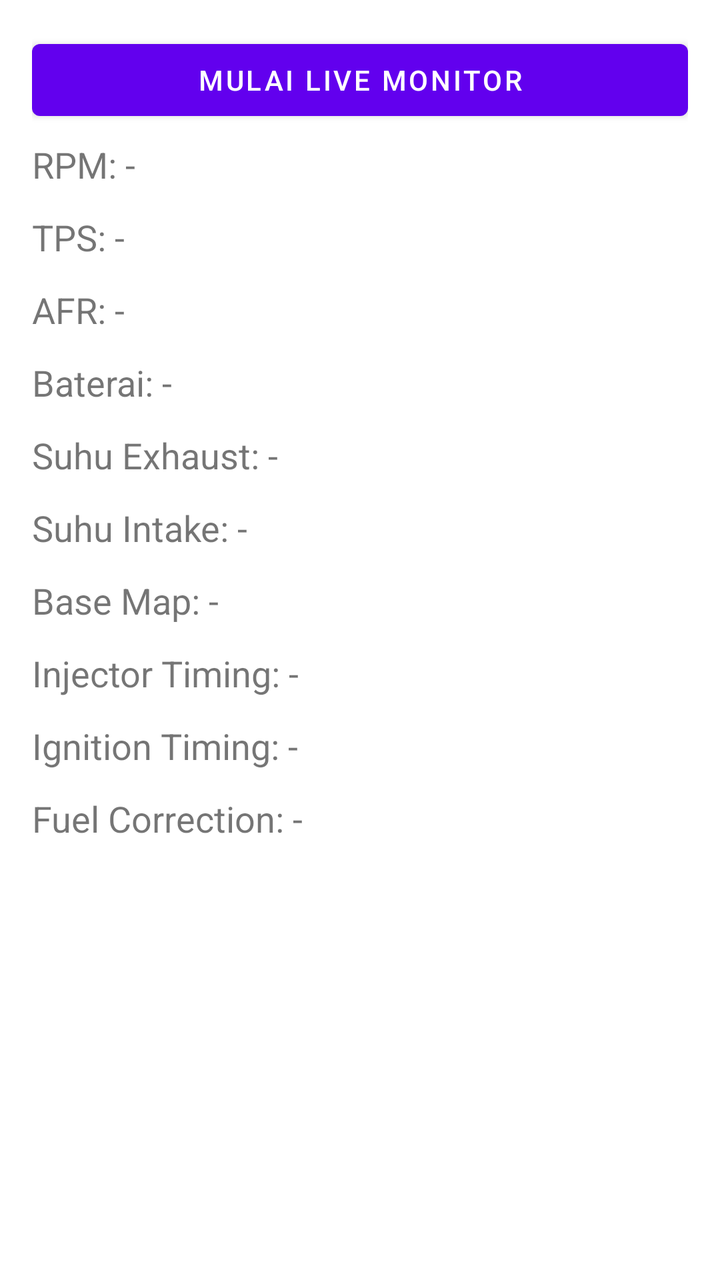
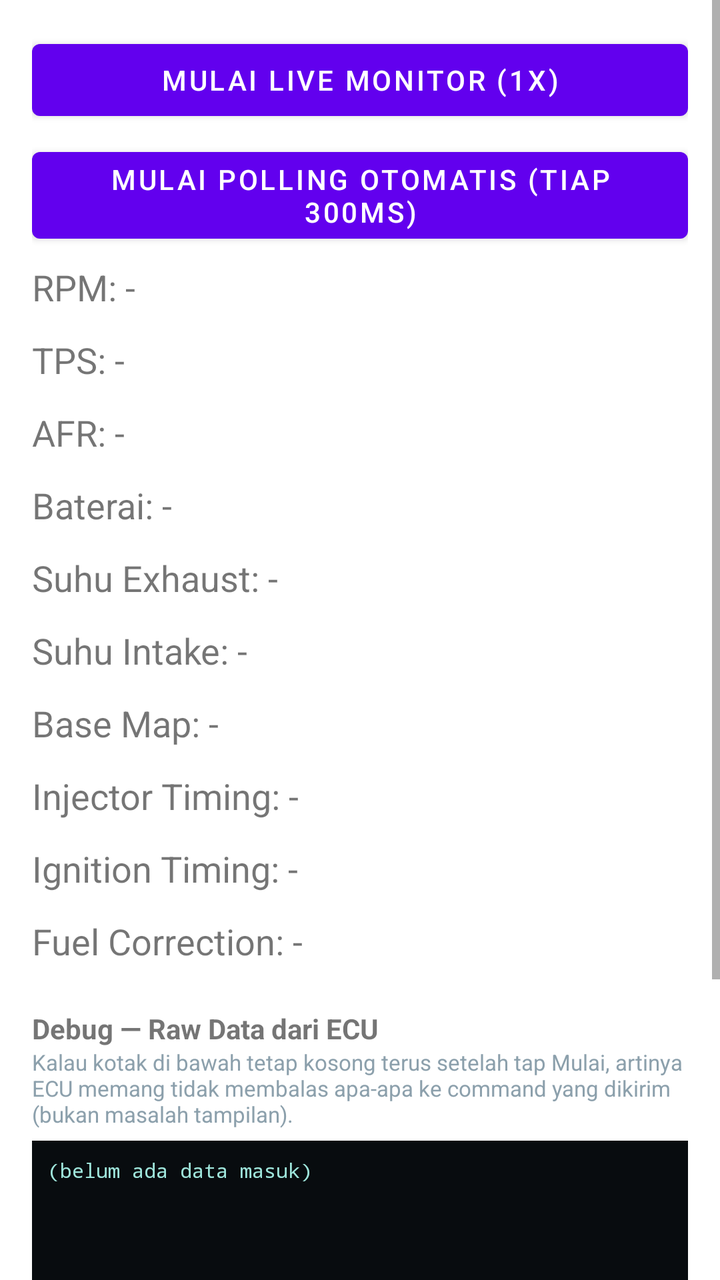

Two renders of the same Android screen: before a commit and after it. Below are the layout's source before the change and the commit's diff.
<!-- AndroidManifest.xml: application theme Theme.SimpleJukenTuner -->
<!-- res/layout/fragment_dashboard.xml -->
<?xml version="1.0" encoding="utf-8"?>
<ScrollView xmlns:android="http://schemas.android.com/apk/res/android"
    android:layout_width="match_parent"
    android:layout_height="match_parent">

<LinearLayout
    android:orientation="vertical"
    android:layout_width="match_parent"
    android:layout_height="wrap_content"
    android:padding="16dp">

    <Button
        android:id="@+id/startLiveButton"
        android:layout_width="match_parent"
        android:layout_height="wrap_content"
        android:text="Mulai Live Monitor" />

    <TextView android:id="@+id/rpmValue" style="@style/DashValue" android:text="RPM: -" />
    <TextView android:id="@+id/tpsValue" style="@style/DashValue" android:text="TPS: -" />
    <TextView android:id="@+id/afrValue" style="@style/DashValue" android:text="AFR: -" />
    <TextView android:id="@+id/batValue" style="@style/DashValue" android:text="Baterai: -" />
    <TextView android:id="@+id/eotValue" style="@style/DashValue" android:text="Suhu Exhaust: -" />
    <TextView android:id="@+id/iatValue" style="@style/DashValue" android:text="Suhu Intake: -" />
    <TextView android:id="@+id/baseValue" style="@style/DashValue" android:text="Base Map: -" />
    <TextView android:id="@+id/injValue" style="@style/DashValue" android:text="Injector Timing: -" />
    <TextView android:id="@+id/ignValue" style="@style/DashValue" android:text="Ignition Timing: -" />
    <TextView android:id="@+id/fcorrValue" style="@style/DashValue" android:text="Fuel Correction: -" />

</LinearLayout>
</ScrollView>
<!-- resources referenced by this layout -->
<resources>
  <style name="DashValue">
          <item name="android:layout_width">match_parent</item>
          <item name="android:layout_height">wrap_content</item>
          <item name="android:textSize">18sp</item>
          <item name="android:paddingTop">6dp</item>
          <item name="android:paddingBottom">6dp</item>
      </style>
  <style name="Theme.SimpleJukenTuner" parent="Theme.MaterialComponents.DayNight.NoActionBar" />
</resources>

<!-- the commit's change to res/layout/fragment_dashboard.xml (unified diff, before → after) -->
@@ -13,7 +13,14 @@
         android:id="@+id/startLiveButton"
         android:layout_width="match_parent"
         android:layout_height="wrap_content"
-        android:text="Mulai Live Monitor" />
+        android:text="Mulai Live Monitor (1x)" />
+
+    <Button
+        android:id="@+id/pollLiveButton"
+        android:layout_width="match_parent"
+        android:layout_height="wrap_content"
+        android:layout_marginTop="6dp"
+        android:text="Mulai Polling Otomatis (tiap 300ms)" />
 
     <TextView android:id="@+id/rpmValue" style="@style/DashValue" android:text="RPM: -" />
     <TextView android:id="@+id/tpsValue" style="@style/DashValue" android:text="TPS: -" />
@@ -26,5 +33,54 @@
     <TextView android:id="@+id/ignValue" style="@style/DashValue" android:text="Ignition Timing: -" />
     <TextView android:id="@+id/fcorrValue" style="@style/DashValue" android:text="Fuel Correction: -" />
 
+    <TextView
+        android:layout_width="match_parent"
+        android:layout_height="wrap_content"
+        android:layout_marginTop="16dp"
+        android:text="Debug — Raw Data dari ECU"
+        android:textStyle="bold" />
+    <TextView
+        android:layout_width="match_parent"
+        android:layout_height="wrap_content"
+        android:textSize="11sp"
+        android:textColor="#8CA0AC"
+        android:paddingBottom="6dp"
+        android:text="Kalau kotak di bawah tetap kosong terus setelah tap Mulai, artinya ECU memang tidak membalas apa-apa ke command yang dikirim (bukan masalah tampilan)." />
+
+    <ScrollView
+        android:layout_width="match_parent"
+        android:layout_height="180dp"
+        android:background="#080C0F">
+        <TextView
+            android:id="@+id/rawLogText"
+            android:layout_width="match_parent"
+            android:layout_height="wrap_content"
+            android:fontFamily="monospace"
+            android:textSize="10sp"
+            android:textColor="#9FE6DC"
+            android:padding="8dp"
+            android:text="(belum ada data masuk)" />
+    </ScrollView>
+
+    <LinearLayout
+        android:layout_width="match_parent"
+        android:layout_height="wrap_content"
+        android:orientation="horizontal"
+        android:layout_marginTop="8dp">
+
+        <EditText
+            android:id="@+id/rawCommandInput"
+            android:layout_width="0dp"
+            android:layout_height="wrap_content"
+            android:layout_weight="1"
+            android:hint="Ketik command manual, mis. 1609" />
+
+        <Button
+            android:id="@+id/sendRawButton"
+            android:layout_width="wrap_content"
+            android:layout_height="wrap_content"
+            android:text="Kirim" />
+    </LinearLayout>
+
 </LinearLayout>
 </ScrollView>
